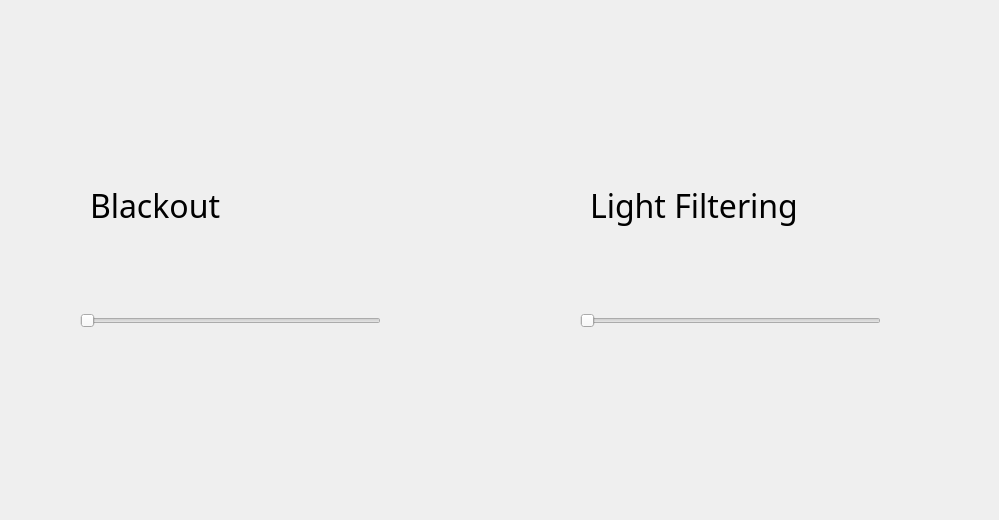
Above: control_widget.ui from IsaacIngram/makeplus-livenation-ui before the change. Below: the same form after it.
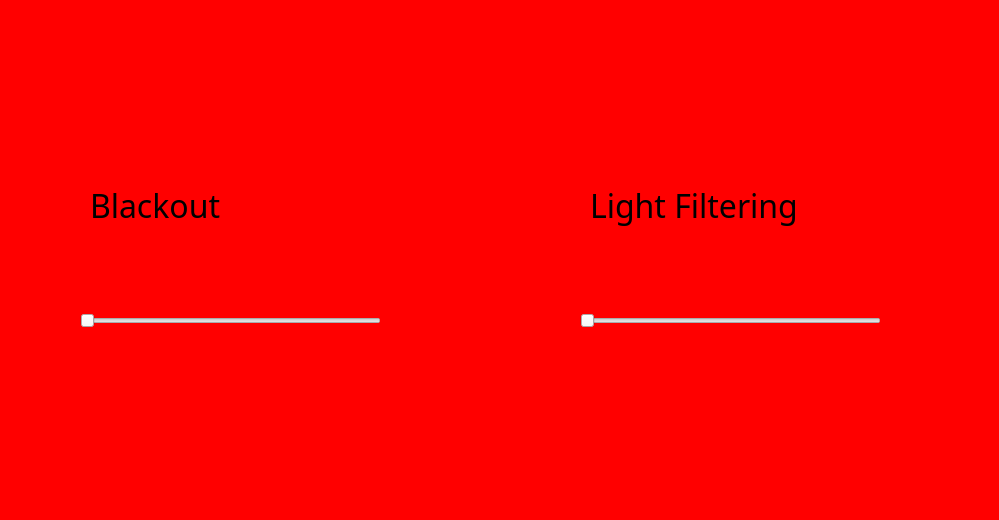
That is the form after the change.

Commit message: Add shadowing (buttons are kind of hidden still)

```diff
--- a/control_widget.ui
+++ b/control_widget.ui
@@ -26,7 +26,11 @@
    <string>Form</string>
   </property>
   <property name="styleSheet">
-   <string notr="true"/>
+   <string notr="true">
+        QWidget#controlWidget {
+            background-color: red;
+        }
+      </string>
   </property>
   <widget class="QLabel" name="label">
    <property name="geometry">
```
The commit also changes 4 other files.
